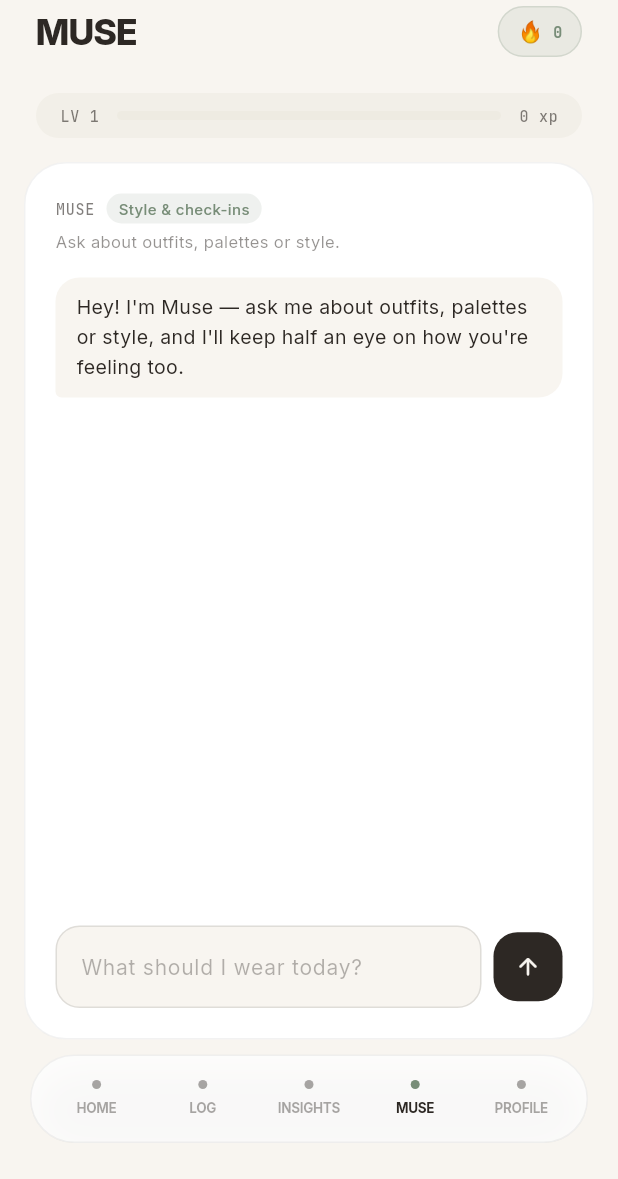
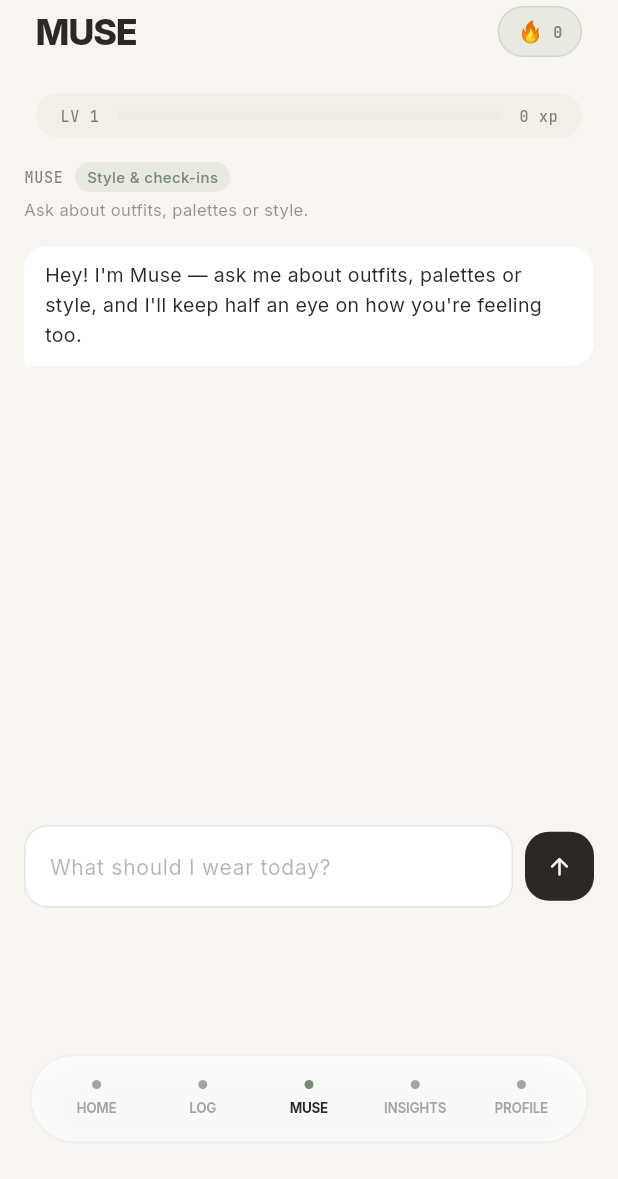
Before and after one commit to abhishekathena29/MoodFit, a Flutter app: the MuseScreen screen opened by its route, on a phone screen of 412 x 824 dp, the part 57-1236 px from its top. Run offline on Flutter 3.47's test engine with Material 3 defaults, Android fonts, the phone set to English and light mode, and no system bars; our stand-ins replace cloud_firestore, firebase_auth, firebase_core, go_router, google_fonts; accounts and stored records are empty.

Commit message:
UI and firebase functionality

```diff
--- a/analysis_options.yaml
+++ b/analysis_options.yaml
@@ -7,6 +7,12 @@
 
 # The following line activates a set of recommended lints for Flutter apps,
 # packages, and plugins designed to encourage good coding practices.
+analyzer:
+  exclude:
+    - build/**
+    - android/**
+    - ios/**
+    - web/**
 include: package:flutter_lints/flutter.yaml
 
 linter:
--- a/lib/core/widgets/app_shell.dart
+++ b/lib/core/widgets/app_shell.dart
@@ -13,23 +13,34 @@ import 'animated_bar.dart';
 import 'fade_slide_in.dart';
 
 /// Shared app chrome: header (date/title + streak chip), xp bar, content and
-/// the floating bottom nav. Used two ways: as the single ShellRoute builder
-/// for every tab (Home, Log, Insights, Muse, Profile) — so no individual
-/// screen constructs its own nav bar or repeats its title — and directly by
-/// the one standalone, non-tab route (Rewards).
+/// the floating bottom nav. Used two ways: as the single StatefulShellRoute
+/// builder for every tab (Home, Log, Insights, Muse, Profile) — so no
+/// individual screen constructs its own nav bar or repeats its title, and
+/// each tab keeps its own state (scroll position, in-progress form) when
+/// switched away from — and directly, via [AppShell.page], by the one
+/// standalone, non-tab route (Rewards).
 class AppShell extends StatelessWidget {
-  final Widget child;
-  final String currentPath;
+  final StatefulNavigationShell? navigationShell;
+  final Widget? child;
+  final String? currentPath;
   final String? title;
   final String? date;
 
   const AppShell({
     super.key,
-    required this.child,
-    required this.currentPath,
+    required StatefulNavigationShell this.navigationShell,
     this.title,
     this.date,
-  });
+  }) : child = null,
+       currentPath = null;
+
+  const AppShell.page({
+    super.key,
+    required Widget this.child,
+    required String this.currentPath,
+    this.title,
+    this.date,
+  }) : navigationShell = null;
 
   static const _titles = {
     '/': 'MoodFit',
@@ -39,16 +50,37 @@ class AppShell extends StatelessWidget {
     '/profile': 'Profile',
   };
 
+  String get _activePath {
+    final shell = navigationShell;
+    return shell != null ? _kNavItems[shell.currentIndex].path : currentPath!;
+  }
+
+  void _onNavTap(BuildContext context, int index) {
+    final shell = navigationShell;
+    if (shell != null) {
+      shell.goBranch(index, initialLocation: index == shell.currentIndex);
+    } else if (_kNavItems[index].path != currentPath) {
+      context.go(_kNavItems[index].path);
+    }
+  }
+
   @override
   Widget build(BuildContext context) {
     final store = context.watch<UserDataProvider>();
     final level = levelFromXp(store.xp);
     final today = DateFormat('EEEE, MMM d').format(DateTime.now());
-    final resolvedTitle = title ?? _titles[currentPath] ?? 'MoodFit';
+    final activePath = _activePath;
+    final resolvedTitle = title ?? _titles[activePath] ?? 'MoodFit';
 
     return Scaffold(
       backgroundColor: AppColors.background,
-      body: Stack(
+      // Scaffold.body hands out loose constraints, so without forcing it to
+      // fill the screen the Stack (and the floating nav Positioned within
+      // it) shrink-wraps to whichever branch's content is shortest — the
+      // nav would then sit at a different height per tab instead of staying
+      // pinned to the bottom of the screen.
+      body: SizedBox.expand(
+        child: Stack(
           children: [
             SafeArea(
               bottom: false,
@@ -67,7 +99,10 @@ class AppShell extends StatelessWidget {
                             Column(
                               crossAxisAlignment: CrossAxisAlignment.start,
                               children: [
-                              Text((date ?? today).toUpperCase(), style: AppTheme.mono()),
+                                Text(
+                                  (date ?? today).toUpperCase(),
+                                  style: AppTheme.mono(),
+                                ),
                                 const SizedBox(height: 4),
                                 Text(
                                   resolvedTitle.toUpperCase(),
@@ -80,18 +115,28 @@ class AppShell extends StatelessWidget {
                               ],
                             ),
                             GestureDetector(
-                            onTap: () => context.go('/profile'),
+                              onTap: () => _onNavTap(context, 4),
                               child: Container(
-                              padding: const EdgeInsets.symmetric(horizontal: 12, vertical: 6),
+                                padding: const EdgeInsets.symmetric(
+                                  horizontal: 12,
+                                  vertical: 6,
+                                ),
                                 decoration: BoxDecoration(
                                   color: AppColors.sageSoft,
                                   borderRadius: BorderRadius.circular(999),
-                                border: Border.all(color: AppColors.sage.withValues(alpha: 0.2)),
+                                  border: Border.all(
+                                    color: AppColors.sage.withValues(
+                                      alpha: 0.2,
+                                    ),
+                                  ),
                                 ),
                                 child: Row(
                                   mainAxisSize: MainAxisSize.min,
                                   children: [
-                                  const Text('🔥', style: TextStyle(fontSize: 14)),
+                                    const Text(
+                                      '🔥',
+                                      style: TextStyle(fontSize: 14),
+                                    ),
                                     const SizedBox(width: 6),
                                     Text(
                                       store.hydrated ? '${store.streak}' : '–',
@@ -114,14 +159,20 @@ class AppShell extends StatelessWidget {
                         child: Padding(
                           padding: const EdgeInsets.fromLTRB(24, 0, 24, 16),
                           child: Container(
-                          padding: const EdgeInsets.symmetric(horizontal: 16, vertical: 8),
+                            padding: const EdgeInsets.symmetric(
+                              horizontal: 16,
+                              vertical: 8,
+                            ),
                             decoration: BoxDecoration(
                               color: AppColors.muted.withValues(alpha: 0.6),
                               borderRadius: BorderRadius.circular(999),
                             ),
                             child: Row(
                               children: [
-                              Text('LV ${level.level}', style: AppTheme.mono(fontSize: 10)),
+                                Text(
+                                  'LV ${level.level}',
+                                  style: AppTheme.mono(fontSize: 10),
+                                ),
                                 const SizedBox(width: 12),
                                 Expanded(
                                   child: AnimatedHBar(
@@ -131,13 +182,16 @@ class AppShell extends StatelessWidget {
                                   ),
                                 ),
                                 const SizedBox(width: 12),
-                              Text('${store.xp} xp', style: AppTheme.mono(fontSize: 10)),
+                                Text(
+                                  '${store.xp} xp',
+                                  style: AppTheme.mono(fontSize: 10),
+                                ),
                               ],
                             ),
                           ),
                         ),
                       ),
-                  child,
+                    navigationShell ?? child!,
                     const SizedBox(height: 24),
                   ],
                 ),
@@ -147,9 +201,13 @@ class AppShell extends StatelessWidget {
               left: 20,
               right: 20,
               bottom: 24,
-            child: _BottomNav(currentPath: currentPath),
+              child: _BottomNav(
+                currentPath: activePath,
+                onTap: (index) => _onNavTap(context, index),
+              ),
             ),
           ],
+        ),
       ),
     );
   }
@@ -164,15 +222,16 @@ class _NavItem {
 const _kNavItems = [
   _NavItem('/', 'Home'),
   _NavItem('/log', 'Log'),
+  _NavItem('/muse', 'Muse'),
   _NavItem('/insights', 'Insights'),
-  _NavItem('/muse', 'Muse'),
   _NavItem('/profile', 'Profile'),
 ];
 
 class _BottomNav extends StatelessWidget {
   final String currentPath;
+  final ValueChanged<int> onTap;
 
-  const _BottomNav({required this.currentPath});
+  const _BottomNav({required this.currentPath, required this.onTap});
 
   @override
   Widget build(BuildContext context) {
@@ -196,14 +255,13 @@ class _BottomNav extends StatelessWidget {
             ],
           ),
           child: Row(
-            children: _kNavItems.map((it) {
+            children: List.generate(_kNavItems.length, (index) {
+              final it = _kNavItems[index];
               final active = currentPath == it.path;
               return Expanded(
                 child: GestureDetector(
                   behavior: HitTestBehavior.opaque,
-                  onTap: () {
-                    if (!active) context.go(it.path);
-                  },
+                  onTap: () => onTap(index),
                   child: AnimatedOpacity(
                     duration: const Duration(milliseconds: 200),
                     opacity: active ? 1 : 0.4,
@@ -218,7 +276,9 @@ class _BottomNav extends StatelessWidget {
                             margin: const EdgeInsets.only(bottom: 6),
                             decoration: BoxDecoration(
                               shape: BoxShape.circle,
-                              color: active ? AppColors.sage : AppColors.foreground,
+                              color: active
+                                  ? AppColors.sage
+                                  : AppColors.foreground,
                             ),
                           ),
                           Text(
@@ -235,7 +295,7 @@ class _BottomNav extends StatelessWidget {
                   ),
                 ),
               );
-            }).toList(),
+            }),
           ),
         ),
       ),
--- a/lib/features/muse/screens/muse_screen.dart
+++ b/lib/features/muse/screens/muse_screen.dart
@@ -71,17 +71,14 @@ class _MuseScreenState extends State<MuseScreen> {
 
   @override
   Widget build(BuildContext context) {
+    // Screen height minus the shared header/xp bar, Muse's own title block,
+    // the input row and the floating bottom nav's clearance — so the input
+    // stays visible above the nav instead of scrolling behind it.
+    final chatHeight = (MediaQuery.sizeOf(context).height - 450).clamp(320.0, 620.0);
     return Padding(
       padding: const EdgeInsets.symmetric(horizontal: 16),
       child: FadeSlideIn(
         delay: const Duration(milliseconds: 100),
-        child: Container(
-          padding: const EdgeInsets.all(20),
-          decoration: BoxDecoration(
-            color: AppColors.card,
-            borderRadius: BorderRadius.circular(28),
-            border: Border.all(color: Colors.black.withValues(alpha: 0.05)),
-          ),
         child: Column(
           crossAxisAlignment: CrossAxisAlignment.start,
           children: [
@@ -106,7 +103,7 @@ class _MuseScreenState extends State<MuseScreen> {
             ),
             const SizedBox(height: 16),
             SizedBox(
-                height: 420,
+              height: chatHeight,
               child: ListView.builder(
                 controller: _scrollController,
                 itemCount: _messages.length + (_typing ? 1 : 0),
@@ -122,7 +119,7 @@ class _MuseScreenState extends State<MuseScreen> {
                 Expanded(
                   child: Container(
                     decoration: BoxDecoration(
-                        color: AppColors.background,
+                      color: AppColors.card,
                       borderRadius: BorderRadius.circular(16),
                       border: Border.all(color: Colors.black.withValues(alpha: 0.1)),
                     ),
@@ -159,7 +156,6 @@ class _MuseScreenState extends State<MuseScreen> {
           ],
         ),
       ),
-      ),
     );
   }
 }
@@ -182,7 +178,7 @@ class _Bubble extends StatelessWidget {
             child: Container(
               padding: const EdgeInsets.symmetric(horizontal: 14, vertical: 10),
               decoration: BoxDecoration(
-                color: isUser ? AppColors.sage : AppColors.background,
+                color: isUser ? AppColors.sage : AppColors.card,
                 borderRadius: BorderRadius.only(
                   topLeft: const Radius.circular(16),
                   topRight: const Radius.circular(16),
@@ -218,7 +214,7 @@ class _TypingBubble extends StatelessWidget {
           Container(
             padding: const EdgeInsets.symmetric(horizontal: 14, vertical: 14),
             decoration: BoxDecoration(
-              color: AppColors.background,
+              color: AppColors.card,
               borderRadius: const BorderRadius.only(
                 topLeft: Radius.circular(16),
                 topRight: Radius.circular(16),
--- a/lib/features/rewards/screens/rewards_screen.dart
+++ b/lib/features/rewards/screens/rewards_screen.dart
@@ -29,7 +29,7 @@ class RewardsScreen extends StatelessWidget {
     }
     final toNext = nextReward != null ? nextReward.at - store.streak : 0;
 
-    return AppShell(
+    return AppShell.page(
       currentPath: '/rewards',
       title: 'Rewards',
       child: Padding(
```
Also changed, not shown: lib/core/router/app_router.dart (+18 -8 lines), lib/features/onboarding/screens/onboarding_screen.dart (+8 -2 lines), pubspec.lock. Lines whose indentation alone changed are shown as unchanged.
